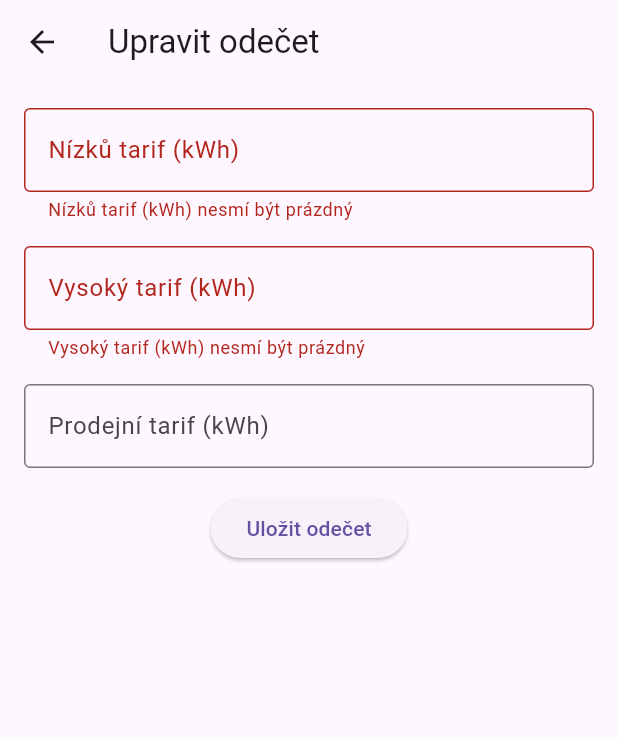
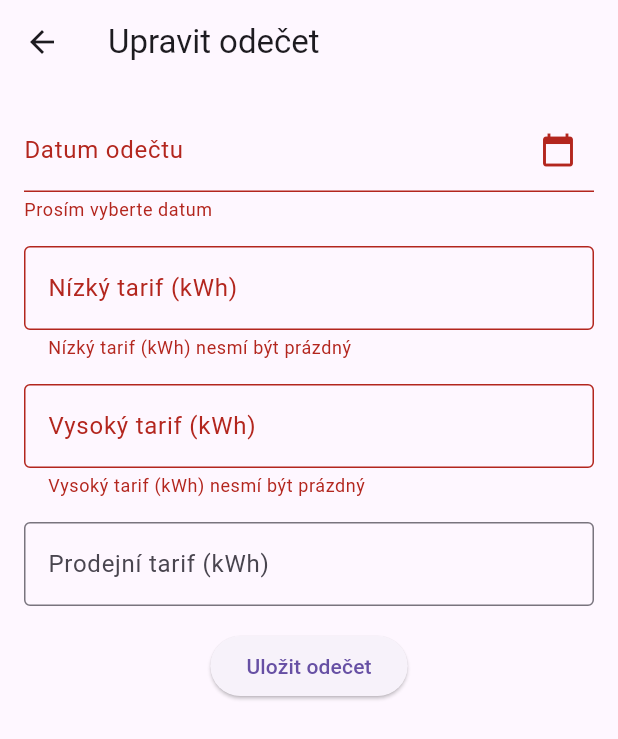
Before and after one commit to JakubStepanek/pma-js-electricity-consumption, a Flutter app: the EditConsumptionScreen screen opened directly with empty values, after a tap on "Uložit odečet", on a phone screen of 412 x 824 dp. Shown: the top 739 px of the screen. Run offline on Flutter 3.47's test engine with Material 3 defaults, Android fonts, the light colour scheme and no system bars; our stand-ins replace drift, fl_chart; accounts and stored records are empty; generated files the repository leaves out were written again.

```diff
--- a/electricity_consumption_tracker/lib/screen/edit_consumption_screen.dart
+++ b/electricity_consumption_tracker/lib/screen/edit_consumption_screen.dart
@@ -4,10 +4,11 @@ import 'package:electricity_consumption_tracker/widget/custom_text_form_field_op
 import 'package:flutter/material.dart';
 import 'package:drift/drift.dart' as drift;
 import 'package:provider/provider.dart';
+import 'package:intl/intl.dart';
 
 class EditConsumptionScreen extends StatefulWidget {
   final int id;
-  const EditConsumptionScreen({required this.id, key}) : super(key: key);
+  const EditConsumptionScreen({required this.id, Key? key}) : super(key: key);
 
   @override
   _EditConsumptionScreenState createState() => _EditConsumptionScreenState();
@@ -19,6 +20,7 @@ class _EditConsumptionScreenState extends State<EditConsumptionScreen> {
   final _lowTariffController = TextEditingController();
   final _highTariffController = TextEditingController();
   final _outTariffController = TextEditingController();
+  final _dateController = TextEditingController();
 
   @override
   void initState() {
@@ -31,6 +33,7 @@ class _EditConsumptionScreenState extends State<EditConsumptionScreen> {
     _highTariffController.dispose();
     _lowTariffController.dispose();
     _outTariffController.dispose();
+    _dateController.dispose();
     super.dispose();
   }
 
@@ -44,9 +47,28 @@ class _EditConsumptionScreenState extends State<EditConsumptionScreen> {
           key: _formKey,
           child: Column(
             children: [
+              GestureDetector(
+                onTap: () => _selectDate(context),
+                child: AbsorbPointer(
+                  child: TextFormField(
+                    controller: _dateController,
+                    decoration: InputDecoration(
+                      labelText: 'Datum odečtu',
+                      suffixIcon: Icon(Icons.calendar_today),
+                    ),
+                    validator: (value) {
+                      if (value == null || value.isEmpty) {
+                        return 'Prosím vyberte datum';
+                      }
+                      return null;
+                    },
+                  ),
+                ),
+              ),
+              const SizedBox(height: 16.0),
               CustomTextFormFieldNotNull(
                   controller: _lowTariffController,
-                  txtLabel: "Nízků tarif (kWh)"),
+                  txtLabel: "Nízký tarif (kWh)"),
               const SizedBox(height: 16.0),
               CustomTextFormFieldNotNull(
                   controller: _highTariffController,
@@ -55,9 +77,8 @@ class _EditConsumptionScreenState extends State<EditConsumptionScreen> {
               CustomTextFormFieldOptional(
                   controller: _outTariffController,
                   txtLabelOptional: "Prodejní tarif (kWh)"),
-              SizedBox(height: 16),
+              const SizedBox(height: 16.0),
               ElevatedButton(
-                //onPressed: _saveConsumption,
                 onPressed: () {
                   editConsumption();
                 },
@@ -68,6 +89,21 @@ class _EditConsumptionScreenState extends State<EditConsumptionScreen> {
         ),
       ),
     );
+  }
+
+  Future<void> _selectDate(BuildContext context) async {
+    final DateTime? picked = await showDatePicker(
+      context: context,
+      initialDate: _consumption.date,
+      firstDate: DateTime(2000),
+      lastDate: DateTime(2101),
+    );
+    if (picked != null && picked != _consumption.date) {
+      setState(() {
+        _consumption = _consumption.copyWith(date: picked);
+        _dateController.text = DateFormat('dd.MM.yyyy').format(picked);
+      });
+    }
   }
 
   void editConsumption() {
@@ -116,6 +152,8 @@ class _EditConsumptionScreenState extends State<EditConsumptionScreen> {
         .getConsumption(widget.id);
     _highTariffController.text = _consumption.consumptionTarifHigh.toString();
     _lowTariffController.text = _consumption.consumptionTarifLow.toString();
-    _outTariffController.text = _consumption.consumptionTarifOut.toString();
+    _outTariffController.text =
+        _consumption.consumptionTarifOut?.toString() ?? '';
+    _dateController.text = DateFormat('dd.MM.yyyy').format(_consumption.date);
   }
 }
--- a/electricity_consumption_tracker/lib/screen/home_screen.dart
+++ b/electricity_consumption_tracker/lib/screen/home_screen.dart
@@ -76,7 +76,7 @@ class _HomeScreenState extends State<HomeScreen> {
             SizedBox(height: 16),
 
             // Statistiky
-            Text(
+            const Text(
               'Součet za poslední měsíc:',
               style: TextStyle(fontSize: 20, fontWeight: FontWeight.bold),
             ),
```
Also changed, not shown: electricity_consumption_tracker/lib/widget/yearly_consumption_chart.dart (+41 -8 lines).
